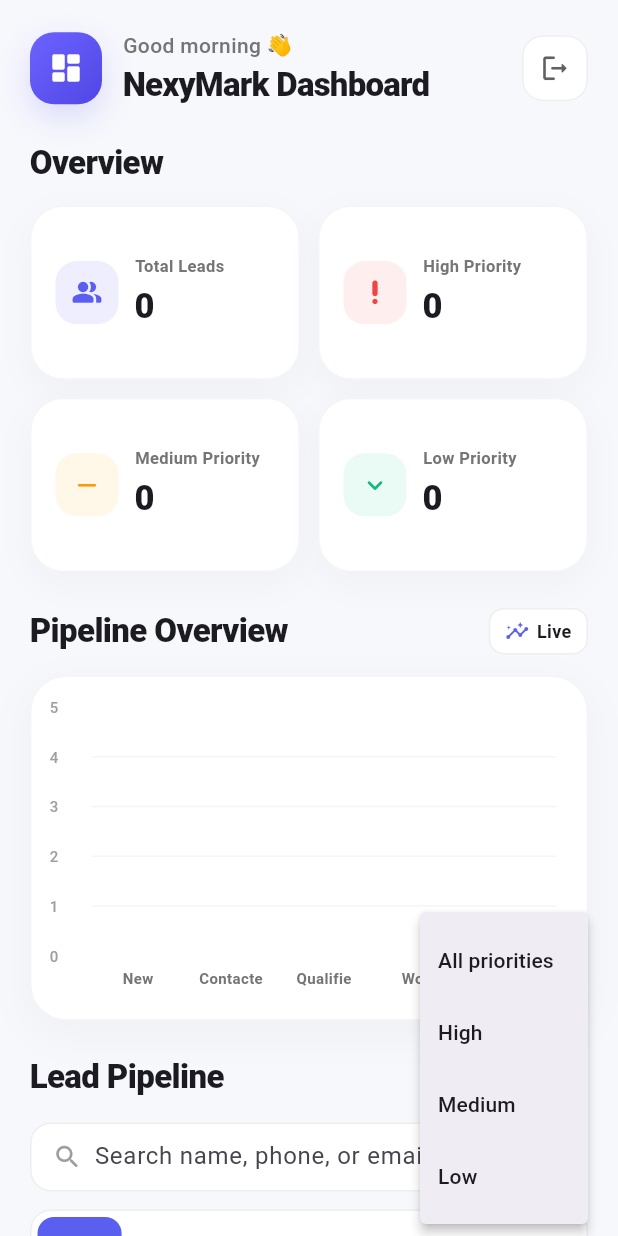
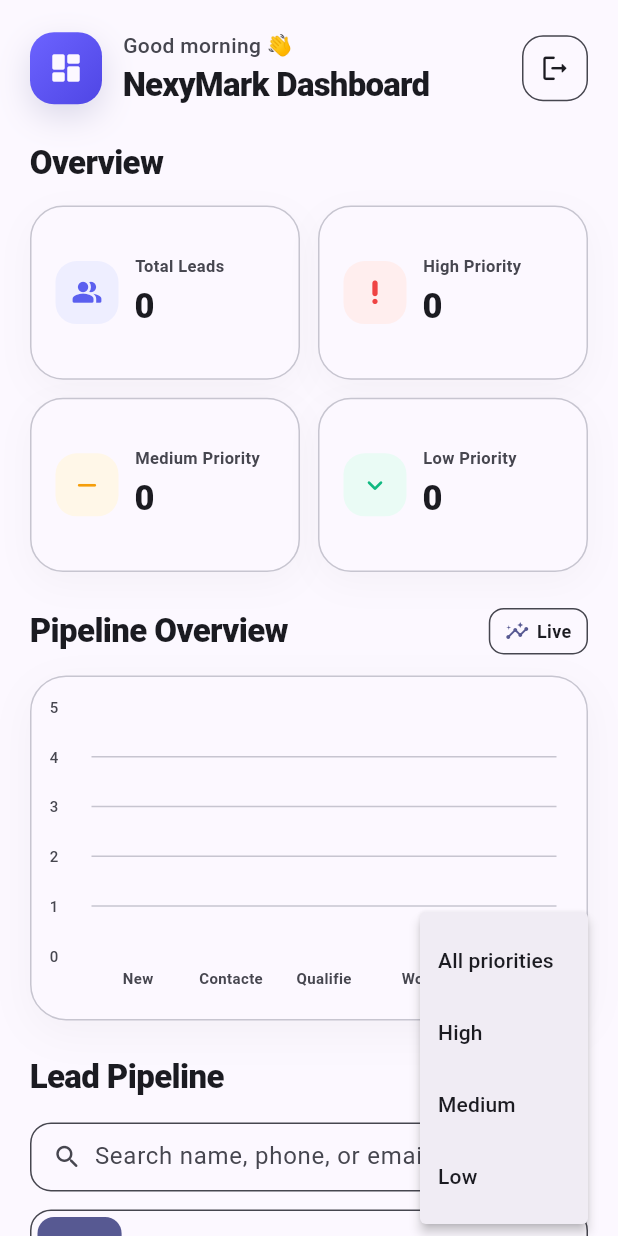
Before and after one commit to nk691929/crm_app_n8n_flutter, a Flutter app: the screen it shows once a user with an empty profile is signed in, after a tap on the "tune" icon, on a phone screen of 412 x 824 dp. Run offline on Flutter 3.47's test engine with Material 3 defaults, Android fonts, the light colour scheme and no system bars; drawn by our look-alikes of fl_chart, flutter_animate; our stand-ins replace equatable, flutter_dotenv, flutter_riverpod, go_router, supabase_flutter; accounts and stored records are empty.

Commit message:
feat: theme dashboard_screen.dart for light/dark mode

```diff
--- a/lib/features/leads/presentation/screens/dashboard_screen.dart
+++ b/lib/features/leads/presentation/screens/dashboard_screen.dart
@@ -14,15 +14,13 @@
 class DashboardScreen extends ConsumerStatefulWidget {
   const DashboardScreen({super.key});
 
-  static const Color primaryColor = Color(0xFF5B5FEF);
-  static const Color backgroundColor = Color(0xFFF7F8FC);
-
   @override
   ConsumerState<DashboardScreen> createState() => _DashboardScreenState();
 }
 
 class _DashboardScreenState extends ConsumerState<DashboardScreen> {
   final _searchController = TextEditingController();
+  ColorScheme get _colors => Theme.of(context).colorScheme;
 
   @override
   void dispose() {
@@ -34,11 +32,12 @@
   Widget build(BuildContext context) {
     final leadsAsync = ref.watch(leadsStreamProvider);
     final filter = ref.watch(leadsFilterProvider);
+    final colors = Theme.of(context).colorScheme;
 
     return DefaultTabController(
       length: LeadStatus.values.length,
       child: Scaffold(
-        backgroundColor: DashboardScreen.backgroundColor,
+        backgroundColor: colors.surface,
         body: SafeArea(
           child: leadsAsync.when(
             loading: () => const _DashboardLoading(),
@@ -134,7 +133,7 @@
                       pinned: true,
                       delegate: _TabBarDelegate(
                         child: Container(
-                          color: DashboardScreen.backgroundColor,
+                          color: colors.surface,
                           padding: const EdgeInsets.symmetric(horizontal: 20),
                           child: _buildTabBar(context),
                         ),
@@ -213,14 +212,18 @@
             ),
             boxShadow: [
               BoxShadow(
-                color: DashboardScreen.primaryColor.withValues(alpha: 0.20),
+                color: _colors.primary.withValues(alpha: 0.20),
                 blurRadius: 18,
                 offset: const Offset(0, 8),
               ),
             ],
           ),
-          child: const Center(
-            child: Icon(Icons.dashboard_rounded, color: Colors.white, size: 24),
+          child: Center(
+            child: Icon(
+              Icons.dashboard_rounded,
+              color: _colors.surface,
+              size: 24,
+            ),
           ),
         ),
 
@@ -233,7 +236,7 @@
               Text(
                 'Good morning 👋',
                 style: Theme.of(context).textTheme.bodyMedium?.copyWith(
-                  color: Colors.grey.shade600,
+                  color: _colors.onSurfaceVariant,
                   fontWeight: FontWeight.w500,
                 ),
               ),
@@ -271,16 +274,16 @@
             height: 46,
             padding: const EdgeInsets.symmetric(horizontal: 14),
             decoration: BoxDecoration(
-              color: Colors.white,
+              color: _colors.surface,
               borderRadius: BorderRadius.circular(14),
-              border: Border.all(color: Colors.grey.shade200),
+              border: Border.all(color: _colors.onSurfaceVariant),
             ),
             child: Row(
               children: [
                 Icon(
                   Icons.search_rounded,
                   size: 20,
-                  color: Colors.grey.shade500,
+                  color: _colors.onSurfaceVariant,
                 ),
                 const SizedBox(width: 8),
                 Expanded(
@@ -304,7 +307,7 @@
                     child: Icon(
                       Icons.close_rounded,
                       size: 18,
-                      color: Colors.grey.shade500,
+                      color: _colors.onSurfaceVariant,
                     ),
                   ),
               ],
@@ -327,20 +330,20 @@
             width: 46,
             decoration: BoxDecoration(
               color: filter.priority != null
-                  ? DashboardScreen.primaryColor
-                  : Colors.white,
+                  ? _colors.primary
+                  : _colors.surface,
               borderRadius: BorderRadius.circular(14),
               border: Border.all(
                 color: filter.priority != null
-                    ? DashboardScreen.primaryColor
-                    : Colors.grey.shade200,
+                    ? _colors.primary
+                    : _colors.onSurfaceVariant,
               ),
             ),
             child: Icon(
               Icons.tune_rounded,
               color: filter.priority != null
-                  ? Colors.white
-                  : Colors.grey.shade700,
+                  ? _colors.surface
+                  : _colors.onSurface,
             ),
           ),
         ),
@@ -412,20 +415,16 @@
         Container(
           padding: const EdgeInsets.symmetric(horizontal: 10, vertical: 6),
           decoration: BoxDecoration(
-            color: Colors.white,
+            color: _colors.surface,
             borderRadius: BorderRadius.circular(10),
-            border: Border.all(color: Colors.grey.shade200),
+            border: Border.all(color: _colors.onSurfaceVariant),
           ),
-          child: const Row(
+          child: Row(
             mainAxisSize: MainAxisSize.min,
             children: [
-              Icon(
-                Icons.insights_rounded,
-                size: 16,
-                color: DashboardScreen.primaryColor,
-              ),
-              SizedBox(width: 5),
-              Text(
+              Icon(Icons.insights_rounded, size: 16, color: _colors.primary),
+              const SizedBox(width: 5),
+              const Text(
                 'Live',
                 style: TextStyle(fontSize: 12, fontWeight: FontWeight.w700),
               ),
@@ -451,7 +450,7 @@
           height: 230,
           padding: const EdgeInsets.fromLTRB(12, 20, 20, 12),
           decoration: BoxDecoration(
-            color: Colors.white,
+            color: _colors.surface,
             borderRadius: BorderRadius.circular(24),
             boxShadow: [
               BoxShadow(
@@ -460,7 +459,7 @@
                 offset: const Offset(0, 8),
               ),
             ],
-            border: Border.all(color: Colors.grey.shade100),
+            border: Border.all(color: _colors.outlineVariant),
           ),
           child: BarChart(
             BarChartData(
@@ -474,7 +473,7 @@
                 drawVerticalLine: false,
                 horizontalInterval: 1,
                 getDrawingHorizontalLine: (value) {
-                  return FlLine(color: Colors.grey.shade100, strokeWidth: 1);
+                  return FlLine(color: _colors.outlineVariant, strokeWidth: 1);
                 },
               ),
               titlesData: FlTitlesData(
@@ -494,7 +493,7 @@
                         value.toInt().toString(),
                         style: TextStyle(
                           fontSize: 10,
-                          color: Colors.grey.shade500,
+                          color: _colors.onSurfaceVariant,
                           fontWeight: FontWeight.w500,
                         ),
                       );
@@ -518,7 +517,7 @@
                           _shortStatusLabel(LeadStatus.values[index].label),
                           style: TextStyle(
                             fontSize: 10,
-                            color: Colors.grey.shade600,
+                            color: _colors.onSurfaceVariant,
                             fontWeight: FontWeight.w600,
                           ),
                         ),
@@ -563,9 +562,9 @@
     return Container(
       height: 48,
       decoration: BoxDecoration(
-        color: Colors.white,
+        color: _colors.surface,
         borderRadius: BorderRadius.circular(14),
-        border: Border.all(color: Colors.grey.shade200),
+        border: Border.all(color: _colors.onSurfaceVariant),
       ),
       child: TabBar(
         isScrollable: true,
@@ -573,11 +572,11 @@
         dividerColor: Colors.transparent,
         indicatorSize: TabBarIndicatorSize.tab,
         indicator: BoxDecoration(
-          color: DashboardScreen.primaryColor,
+          color: _colors.primary,
           borderRadius: BorderRadius.circular(11),
         ),
-        labelColor: Colors.white,
-        unselectedLabelColor: Colors.grey.shade600,
+        labelColor: _colors.surface,
+        unselectedLabelColor: _colors.onSurfaceVariant,
         labelStyle: const TextStyle(fontWeight: FontWeight.w700, fontSize: 12),
         unselectedLabelStyle: const TextStyle(
           fontWeight: FontWeight.w600,
@@ -608,8 +607,9 @@
 
   @override
   Widget build(BuildContext context) {
+    final colors = Theme.of(context).colorScheme;
     return Material(
-      color: Colors.white,
+      color: colors.surface,
       borderRadius: BorderRadius.circular(14),
       child: InkWell(
         onTap: onPressed,
@@ -619,9 +619,9 @@
           height: 44,
           decoration: BoxDecoration(
             borderRadius: BorderRadius.circular(14),
-            border: Border.all(color: Colors.grey.shade200),
+            border: Border.all(color: colors.onSurfaceVariant),
           ),
-          child: Icon(icon, size: 21, color: Colors.grey.shade700),
+          child: Icon(icon, size: 21, color: colors.onSurface),
         ),
       ),
     );
@@ -647,12 +647,13 @@
 
   @override
   Widget build(BuildContext context) {
+    final colors = Theme.of(context).colorScheme;
     return Container(
           padding: const EdgeInsets.all(16),
           decoration: BoxDecoration(
-            color: Colors.white,
+            color: colors.surface,
             borderRadius: BorderRadius.circular(22),
-            border: Border.all(color: Colors.grey.shade100),
+            border: Border.all(color: colors.outlineVariant),
             boxShadow: [
               BoxShadow(
                 color: Colors.black.withValues(alpha: 0.03),
@@ -684,7 +685,7 @@
                       overflow: TextOverflow.ellipsis,
                       style: TextStyle(
                         fontSize: 11,
-                        color: Colors.grey.shade600,
+                        color: colors.onSurfaceVariant,
                         fontWeight: FontWeight.w600,
                       ),
                     ),
@@ -723,6 +724,7 @@
 
   @override
   Widget build(BuildContext context) {
+    final colors = Theme.of(context).colorScheme;
     return Center(
       child: Padding(
         padding: const EdgeInsets.all(32),
@@ -736,10 +738,10 @@
                 color: const Color(0xFFEEEEFF),
                 borderRadius: BorderRadius.circular(26),
               ),
-              child: const Icon(
+              child: Icon(
                 Icons.people_outline_rounded,
                 size: 38,
-                color: DashboardScreen.primaryColor,
+                color: colors.primary,
               ),
             ),
             const SizedBox(height: 18),
@@ -753,7 +755,7 @@
                   ? 'Try a different name, phone, or filter.'
                   : 'Add a new lead to start building your pipeline.',
               textAlign: TextAlign.center,
-              style: TextStyle(color: Colors.grey.shade600, fontSize: 13),
+              style: TextStyle(color: colors.onSurfaceVariant, fontSize: 13),
             ),
           ],
         ),
@@ -767,9 +769,8 @@
 
   @override
   Widget build(BuildContext context) {
-    return const Center(
-      child: CircularProgressIndicator(color: DashboardScreen.primaryColor),
-    );
+    final colors = Theme.of(context).colorScheme;
+    return Center(child: CircularProgressIndicator(color: colors.primary));
   }
 }
 
@@ -781,6 +782,7 @@
 
   @override
   Widget build(BuildContext context) {
+    final colors = Theme.of(context).colorScheme;
     return Center(
       child: Padding(
         padding: const EdgeInsets.all(28),
@@ -797,7 +799,7 @@
             Text(
               error,
               textAlign: TextAlign.center,
-              style: TextStyle(color: Colors.grey.shade600, fontSize: 12),
+              style: TextStyle(color: colors.onSurfaceVariant, fontSize: 12),
             ),
             const SizedBox(height: 18),
             ElevatedButton.icon(
```
